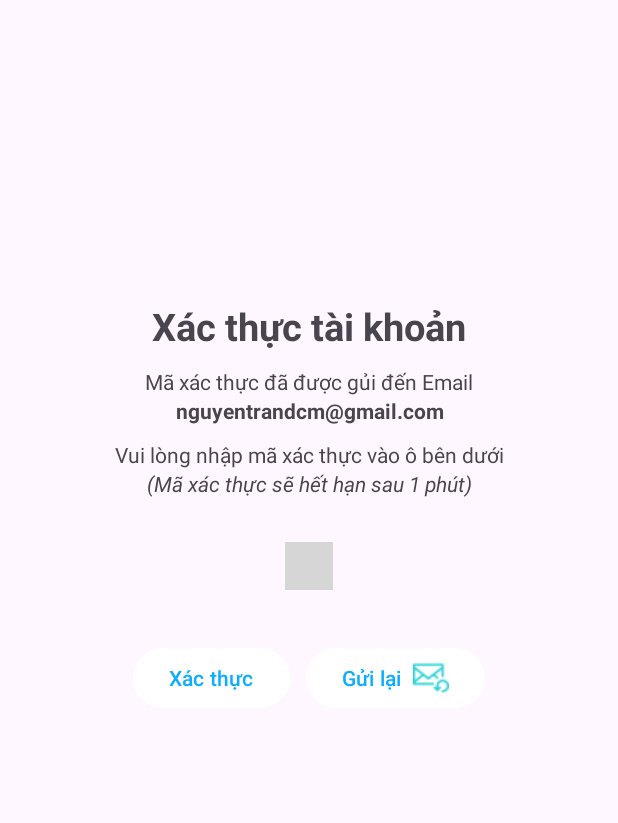
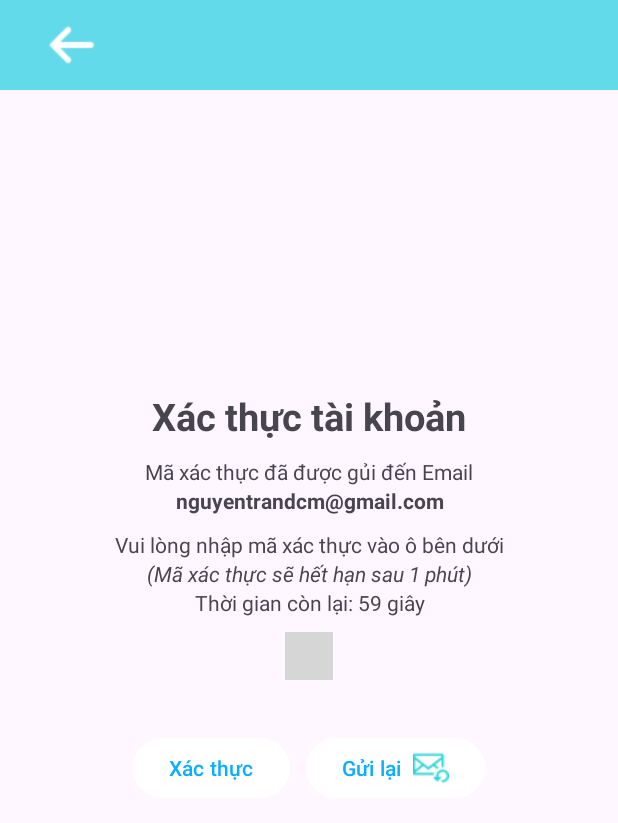
Before and after one commit to thanhphong26/TravelApp, an Android app: the VerifyOTPActivity screen opened directly, with no data from a screen before it, on a phone screen of 412 x 824 dp. Shown: the top 823 px of the screen. Run offline under Robolectric (Android 15) with nearby library versions, the phone set to English and light mode, and no system bars; libraries missing offline, so code that uses them is left out: jakarta.mail, jakarta.mail.internet; plain views replace PinView; grey boxes are pictures that could not be loaded.

Commit message:
TA-08 | Verify otp send email, signup and login

```diff
--- a/app/src/main/java/com/travel/Activity/SignUpActivity.java
+++ b/app/src/main/java/com/travel/Activity/SignUpActivity.java
@@ -7,6 +7,7 @@ import android.content.ContentValues;
 import android.content.Intent;
 import android.database.SQLException;
 import android.database.sqlite.SQLiteDatabase;
+import android.os.AsyncTask;
 import android.os.Bundle;
 import android.text.TextUtils;
 import android.view.View;
@@ -51,7 +52,7 @@ public class SignUpActivity extends AppCompatActivity {
                 UserModel userModel=new UserModel(username,email,password, createdAt);
                 Random otp=new Random();
                 int code=otp.nextInt(8999)+1000;
-                new SendEmail(email, code) {
+                AsyncTask<Void, Void, Boolean> execute = new SendEmail(email, code) {
                     @Override
                     protected void onPostExecute(Boolean result) {
                         if (result) {
--- a/app/src/main/java/com/travel/Activity/VerifyOTPActivity.java
+++ b/app/src/main/java/com/travel/Activity/VerifyOTPActivity.java
@@ -7,28 +7,41 @@ import android.content.ContentValues;
 import android.content.Intent;
 import android.database.SQLException;
 import android.database.sqlite.SQLiteDatabase;
+import android.os.AsyncTask;
 import android.os.Bundle;
+import android.os.CountDownTimer;
 import android.os.Handler;
 
 import com.travel.Database.DatabaseHelper;
 import com.travel.Model.UserModel;
 import com.travel.R;
+import com.travel.Utils.SendEmail;
 import com.travel.databinding.ActivityVerifyOtpactivityBinding;
+
+import java.util.Random;
 
 public class VerifyOTPActivity extends AppCompatActivity {
     ActivityVerifyOtpactivityBinding verifyOtpactivityBinding;
     DatabaseHelper databaseHelper;
     SQLiteDatabase database;
     private static final int DELAY_TIME_MILLISECONDS = 5000;
+    private CountDownTimer countDownTimer;
+    private long timeLeftInMillis = 60000;
+    SendEmail sendEmail;
+    int otp;
+
     @Override
     protected void onCreate(Bundle savedInstanceState) {
         super.onCreate(savedInstanceState);
         verifyOtpactivityBinding = ActivityVerifyOtpactivityBinding.inflate(getLayoutInflater());
         setContentView(verifyOtpactivityBinding.getRoot());
         databaseHelper = new DatabaseHelper(this);
+        sendEmail = new SendEmail();
         UserModel userModel = (UserModel) getIntent().getParcelableExtra("userModel");
-        int otp = getIntent().getIntExtra("otp", 0);
+        otp = getIntent().getIntExtra("otp", 0);
+        startCountdown();
         if(userModel != null) {
+            verifyOtpactivityBinding.txtEmailVerify.setText(userModel.getEmail());
             verifyOtpactivityBinding.btnConfirm.setOnClickListener(v -> {
                 if (verifyOtpactivityBinding.firstPinView.getText().toString().isEmpty()) {
                     verifyOtpactivityBinding.txtError.setText("Vui lòng nhập mã OTP!");
@@ -50,8 +63,63 @@ public class VerifyOTPActivity extends AppCompatActivity {
                     }
                 }
             });
+            verifyOtpactivityBinding.btnBack.setOnClickListener(v -> {
+                Intent intent = new Intent(VerifyOTPActivity.this, SignUpActivity.class);
+                startActivity(intent);
+                finish();
+            });
+            verifyOtpactivityBinding.btnResend.setOnClickListener(v -> {
+                Random otpResend = new Random();
+                int codeResend = otpResend.nextInt(8999) + 1000;
+                AsyncTask<Void, Void, Boolean> execute = new SendEmail(userModel.getEmail(), codeResend) {
+                    @Override
+                    protected void onPostExecute(Boolean result) {
+                        if (result) {
+                            verifyOtpactivityBinding.txtError.setText("Mã OTP mới đã được gửi!");
+                            otp = codeResend;
+                            timeLeftInMillis = 60000;
+                            verifyOtpactivityBinding.btnConfirm.setEnabled(true);
+                            verifyOtpactivityBinding.firstPinView.setEnabled(true);
+                            startCountdown();
+                        } else {
+                            verifyOtpactivityBinding.txtError.setText("Gửi mã OTP thất bại!");
+                        }
+                    }
+                }.execute();
+                new Handler().postDelayed(() -> {
+                    verifyOtpactivityBinding.txtError.setText("");
+                }, DELAY_TIME_MILLISECONDS);
+            });
         }
+    }
+    private void startCountdown() {
+        countDownTimer = new CountDownTimer(timeLeftInMillis, 1000) {
+            @Override
+            public void onTick(long millisUntilFinished) {
+                timeLeftInMillis = millisUntilFinished;
+                updateCountdownText();
+            }
+            @Override
+            public void onFinish() {
+                verifyOtpactivityBinding.txtTimeConfirm.setText("Mã OTP đã hết hạn");
+                verifyOtpactivityBinding.btnConfirm.setEnabled(false);
+                verifyOtpactivityBinding.firstPinView.setEnabled(false);
+            }
+        }.start();
+    }
 
+    private void updateCountdownText() {
+        int seconds = (int) (timeLeftInMillis / 1000);
+        String timeLeftFormatted = "Thời gian còn lại: " + seconds + " giây";
+        verifyOtpactivityBinding.txtTimeConfirm.setText(timeLeftFormatted);
+    }
+
+    @Override
+    protected void onDestroy() {
+        super.onDestroy();
+        if (countDownTimer != null) {
+            countDownTimer.cancel();
+        }
     }
     private void navigateToLoginActivity() {
         Intent intent = new Intent(VerifyOTPActivity.this, LoginActivity.class);
--- a/app/src/main/java/com/travel/Utils/SendEmail.java
+++ b/app/src/main/java/com/travel/Utils/SendEmail.java
@@ -81,8 +81,7 @@ public class SendEmail extends AsyncTask<Void, Void, Boolean> {
             message.setFrom(new InternetAddress(senderEmail));
             message.setRecipients(Message.RecipientType.TO, InternetAddress.parse(email));
             message.setSubject("Xác thực email từ ứng dụng TravelApp");
-            message.setText("Mã OTP xác nhận của bạn là: " + code + ". Mã có thời hạn trong vòng 5 phút từ lúc nhận email này. Vui lòng xác nhận ngay để hoàn tất quá trình đăng ký tài khoản. Xin cảm ơn!");
-
+            message.setText("Mã OTP xác nhận của bạn là: " + code + ". Mã có thời hạn trong vòng 1 phút từ lúc nhận email này. Vui lòng xác nhận ngay để hoàn tất quá trình đăng ký tài khoản. Xin cảm ơn!");
             Transport.send(message);
             return true;
         } catch (MessagingException e) {
--- a/app/src/main/res/layout/activity_verify_otpactivity.xml
+++ b/app/src/main/res/layout/activity_verify_otpactivity.xml
@@ -3,6 +3,24 @@
     android:layout_width="match_parent"
     android:layout_height="match_parent"
     android:orientation="vertical">
+    <LinearLayout
+        android:layout_width="match_parent"
+        android:layout_height="wrap_content"
+        android:orientation="horizontal">
+        <Toolbar
+            android:layout_width="match_parent"
+            android:layout_height="wrap_content"
+            android:background="#63DAEA">
+            <ImageButton
+                android:id="@+id/btnBack"
+                android:layout_width="wrap_content"
+                android:layout_height="wrap_content"
+                android:src="@drawable/icon_back"
+                android:background="@null"
+                android:layout_marginLeft="5dp">
+            </ImageButton>
+        </Toolbar>
+    </LinearLayout>
     <LinearLayout
         android:layout_width="match_parent"
         android:layout_height="wrap_content"
@@ -48,6 +66,7 @@
             android:textStyle="italic"
             android:text="(Mã xác thực sẽ hết hạn sau 1 phút)"/>
         <TextView
+            android:id="@+id/txtTimeConfirm"
             android:layout_width="match_parent"
             android:layout_height="wrap_content"
             android:textAlignment="center"
```
